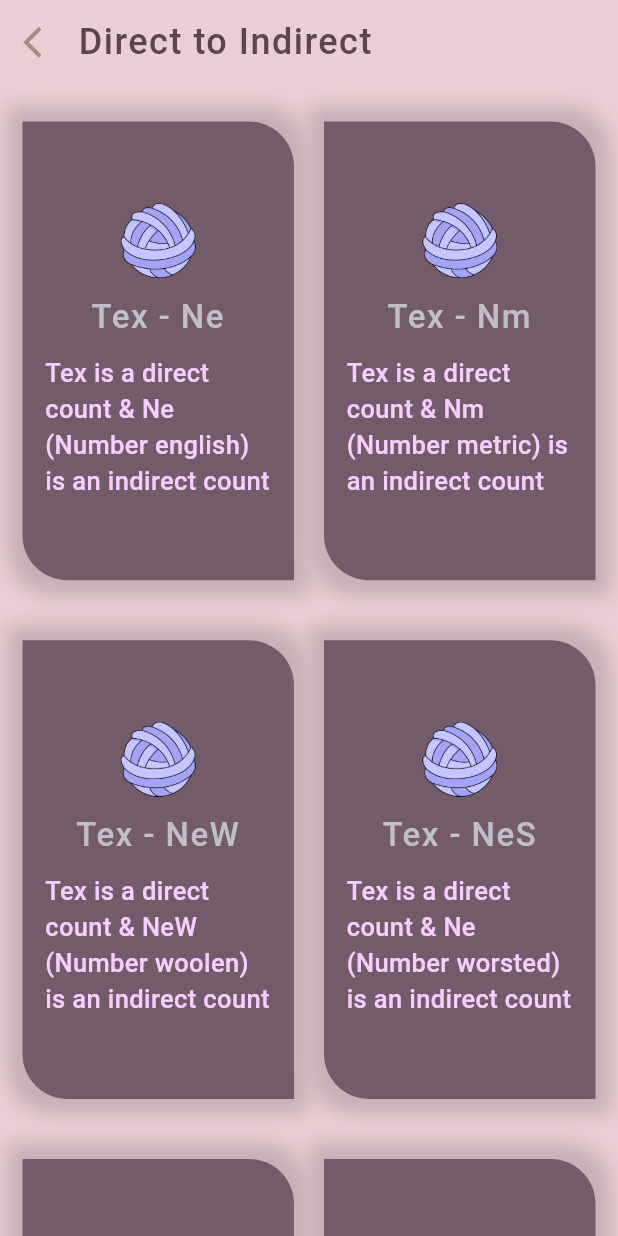
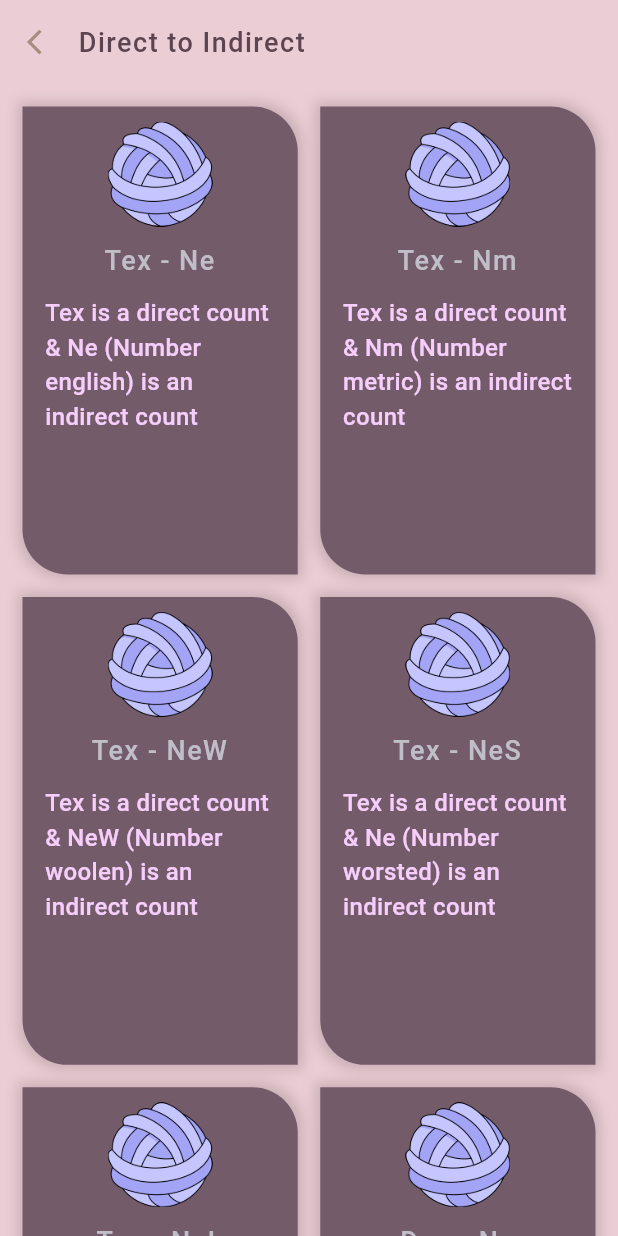
Before and after one commit to ArnobMahmud/Yarn-Count-Converter-App, a Flutter app: the DirectIndirectMethod screen opened by its route, on a phone screen of 412 x 824 dp. Run offline on Flutter 3.47's test engine with Material 3 defaults, Android fonts, the phone set to English and light mode, and no system bars; drawn by our look-alikes of auto_size_text; our stand-ins replace flutter_custom_clippers, google_fonts; missing offline and left inert: mdi, shadow_clip.

Commit message:
ui updated

```diff
--- a/lib/Direct/direct_indirect.dart
+++ b/lib/Direct/direct_indirect.dart
@@ -7,8 +7,6 @@ class DirectIndirectMethod extends StatelessWidget {
 
   @override
   Widget build(BuildContext context) {
-    //final height = MediaQuery.of(context).size.height;
-    //final width = MediaQuery.of(context).size.width;
     final aspectRatio = MediaQuery.of(context).size.aspectRatio;
 
     return Scaffold(
@@ -21,7 +19,7 @@ class DirectIndirectMethod extends StatelessWidget {
           child: const Text(
             'Direct to Indirect',
             style: TextStyle(
-              fontSize: 24,
+              fontSize: 18,
               color: Color(0xff5c4450),
               fontWeight: FontWeight.w500,
               letterSpacing: 1,
@@ -31,7 +29,7 @@ class DirectIndirectMethod extends StatelessWidget {
         leading: IconButton(
           icon: const Icon(
             Icons.arrow_back_ios,
-            size: 25,
+            size: 20,
             color: Color(0xffa58d7f),
           ),
           onPressed: () {
@@ -40,12 +38,12 @@ class DirectIndirectMethod extends StatelessWidget {
         ),
       ),
       body: GridView.builder(
-        padding: const EdgeInsets.fromLTRB(15, 15, 15, 25),
+        padding: const EdgeInsets.all(15),
         gridDelegate: SliverGridDelegateWithFixedCrossAxisCount(
-          crossAxisSpacing: 20,
-          mainAxisSpacing: 20,
+          crossAxisSpacing: 15,
+          mainAxisSpacing: 15,
           crossAxisCount: 2,
-          childAspectRatio: aspectRatio / .9,
+          childAspectRatio: aspectRatio / .85,
         ),
         itemCount: conversionInfo.length,
         itemBuilder: (BuildContext context, int index) => SegmentChoice(
--- a/lib/widget/custom_app_bar.dart
+++ b/lib/widget/custom_app_bar.dart
@@ -23,7 +23,7 @@ class CustomAppBar extends StatelessWidget {
         style: TextStyle(
           color: Colors.blueGrey[400],
           fontWeight: FontWeight.w400,
-          fontSize: 30,
+          fontSize: 22,
         ),
       ),
     );
--- a/lib/widget/segment.dart
+++ b/lib/widget/segment.dart
@@ -1,4 +1,3 @@
-import 'package:auto_size_text/auto_size_text.dart';
 import 'package:flutter/material.dart';
 import '../models/conversion_info.dart';
 
@@ -9,25 +8,17 @@ class SegmentChoice extends StatelessWidget {
 
   @override
   Widget build(BuildContext context) {
-    final height = MediaQuery.of(context).size.height;
-    final width = MediaQuery.of(context).size.width;
-
-    return Padding(
-      padding: const EdgeInsets.symmetric(vertical: 10),
-      child: GestureDetector(
+    return GestureDetector(
       onTap: () {
         Navigator.pushNamed(context, conversionInfo.nav!);
       },
       child: Container(
         padding: const EdgeInsets.symmetric(horizontal: 15),
-          height: height * .5,
-          width: width * .5,
         decoration: const BoxDecoration(
           boxShadow: [
             BoxShadow(
-                offset: Offset(0.0, 0.0),
-                blurRadius: 10.0,
-                spreadRadius: 10.0,
+              blurRadius: 7.0,
+              spreadRadius: 3.0,
               color: Color(0xffc8afb5),
             )
           ],
@@ -39,13 +30,13 @@ class SegmentChoice extends StatelessWidget {
         ),
         child: Column(
           children: [
-              const Spacer(
-                flex: 1,
+            const SizedBox(
+              height: 10,
             ),
             Image.asset(
               'images/yarn8.png',
-                height: 50,
-                width: 50,
+              height: 70,
+              width: 70,
               fit: BoxFit.cover,
             ),
             const SizedBox(
@@ -54,7 +45,7 @@ class SegmentChoice extends StatelessWidget {
             Text(
               conversionInfo.title!,
               style: const TextStyle(
-                  fontSize: 22,
+                fontSize: 18,
                 color: Color(0xffc0bfc7),
                 fontWeight: FontWeight.w500,
                 letterSpacing: 1,
@@ -64,20 +55,18 @@ class SegmentChoice extends StatelessWidget {
             const SizedBox(
               height: 10,
             ),
-              AutoSizeText(
+            Text(
               conversionInfo.subTitle!,
-                maxLines: 5,
-                maxFontSize: 17,
-                minFontSize: 16,
               style: const TextStyle(
-                  fontSize: 18,
+                fontSize: 16,
                 color: Color(0xfff6cefc),
                 fontWeight: FontWeight.w500,
               ),
             ),
-              const Spacer(),
+            const SizedBox(
+              height: 10,
+            ),
           ],
-          ),
         ),
       ),
     );
```
Also changed, not shown: lib/Direct/direct_direct.dart (+6 -6 lines), lib/Indirect/indirect_direct.dart (+6 -7 lines), lib/Indirect/indirect_indirect.dart (+6 -6 lines), lib/info/info_page.dart (+53 -12 lines), lib/pages/conversion_choice_page.dart (+17 -18 lines), lib/pages/home_page.dart (+4 -4 lines), lib/widget/brain_card.dart (+11 -17 lines), lib/widget/info_card.dart (+6 -13 lines), lib/widget/method_card.dart (+6 -12 lines). Lines whose indentation alone changed are shown as unchanged.
